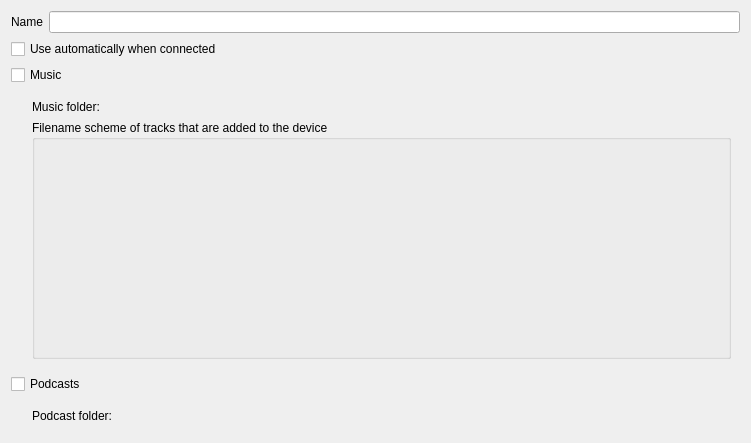
Qt form src/core-impl/collections/umscollection/UmsConfiguration.ui (KDE/amarok) before a commit.
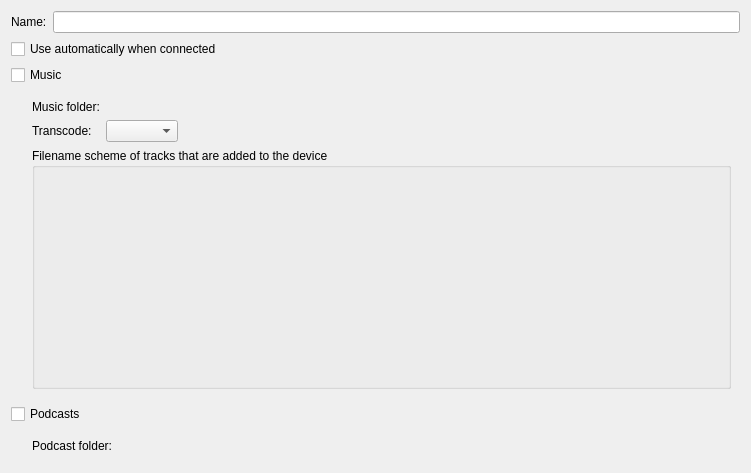
The same form after that commit. Custom widgets are drawn as their Qt base class.

Commit message:
Transcoding for UMS collection, yay!
+ a couple of very small fixes to UmsCollection.

FEATURES:
 * Support for transcoding when copying tracks to USB Mass Storage devices;
   per-device transcoding preference can be saved, too.

FIXED-IN: 2.6
DIGEST: Feature: Amarok is now capable of transcoding music when copying it
                 to USB Mass Storage devices.

```diff
--- a/src/core-impl/collections/umscollection/UmsConfiguration.ui
+++ b/src/core-impl/collections/umscollection/UmsConfiguration.ui
@@ -7,7 +7,7 @@
     <x>0</x>
     <y>0</y>
     <width>751</width>
-    <height>443</height>
+    <height>473</height>
    </rect>
   </property>
   <property name="minimumSize">
@@ -25,7 +25,7 @@
      <item>
       <widget class="QLabel" name="label">
        <property name="text">
-        <string>Name</string>
+        <string>Name:</string>
        </property>
       </widget>
      </item>
@@ -84,47 +84,21 @@
          <verstretch>0</verstretch>
         </sizepolicy>
        </property>
-       <layout class="QVBoxLayout" name="verticalLayout_2">
-        <item>
-         <layout class="QHBoxLayout" name="horizontalLayout_4">
-          <item>
+       <layout class="QFormLayout" name="formLayout">
+        <property name="fieldGrowthPolicy">
+         <enum>QFormLayout::ExpandingFieldsGrow</enum>
+        </property>
+        <item row="0" column="0">
            <widget class="QLabel" name="label_4">
-            <property name="sizePolicy">
-             <sizepolicy hsizetype="Minimum" vsizetype="Minimum">
-              <horstretch>0</horstretch>
-              <verstretch>0</verstretch>
-             </sizepolicy>
-            </property>
-            <property name="minimumSize">
-             <size>
-              <width>200</width>
-              <height>10</height>
-             </size>
-            </property>
             <property name="text">
              <string>Music folder:</string>
             </property>
            </widget>
           </item>
-          <item>
-           <widget class="KUrlRequester" name="m_musicFolder">
-            <property name="sizePolicy">
-             <sizepolicy hsizetype="Minimum" vsizetype="Minimum">
-              <horstretch>0</horstretch>
-              <verstretch>0</verstretch>
-             </sizepolicy>
-            </property>
-            <property name="minimumSize">
-             <size>
-              <width>100</width>
-              <height>0</height>
-             </size>
-            </property>
-           </widget>
-          </item>
-         </layout>
-        </item>
-        <item>
+        <item row="0" column="1">
+         <widget class="KUrlRequester" name="m_musicFolder"/>
+        </item>
+        <item row="2" column="0" colspan="2">
          <widget class="QGroupBox" name="m_filenameSchemeBox">
           <property name="sizePolicy">
            <sizepolicy hsizetype="Minimum" vsizetype="MinimumExpanding">
@@ -137,6 +111,16 @@
           </property>
          </widget>
         </item>
+        <item row="1" column="0">
+         <widget class="QLabel" name="m_transcodeLabel">
+          <property name="text">
+           <string>Transcode:</string>
+          </property>
+         </widget>
+        </item>
+        <item row="1" column="1">
+         <widget class="Transcoding::SelectConfigWidget" name="m_transcodeConfig"/>
+        </item>
        </layout>
       </widget>
      </item>
@@ -185,23 +169,12 @@
          <verstretch>0</verstretch>
         </sizepolicy>
        </property>
-       <layout class="QVBoxLayout" name="verticalLayout">
-        <item>
-         <layout class="QHBoxLayout" name="horizontalLayout">
-          <item>
+       <layout class="QFormLayout" name="formLayout_2">
+        <property name="fieldGrowthPolicy">
+         <enum>QFormLayout::ExpandingFieldsGrow</enum>
+        </property>
+        <item row="0" column="0">
            <widget class="QLabel" name="label_3">
-            <property name="sizePolicy">
-             <sizepolicy hsizetype="Minimum" vsizetype="Minimum">
-              <horstretch>0</horstretch>
-              <verstretch>0</verstretch>
-             </sizepolicy>
-            </property>
-            <property name="minimumSize">
-             <size>
-              <width>200</width>
-              <height>10</height>
-             </size>
-            </property>
             <property name="frameShape">
              <enum>QFrame::NoFrame</enum>
             </property>
@@ -210,23 +183,8 @@
             </property>
            </widget>
           </item>
-          <item>
-           <widget class="KUrlRequester" name="m_podcastFolder">
-            <property name="sizePolicy">
-             <sizepolicy hsizetype="Minimum" vsizetype="Minimum">
-              <horstretch>0</horstretch>
-              <verstretch>0</verstretch>
-             </sizepolicy>
-            </property>
-            <property name="minimumSize">
-             <size>
-              <width>100</width>
-              <height>0</height>
-             </size>
-            </property>
-           </widget>
-          </item>
-         </layout>
+        <item row="0" column="1">
+         <widget class="KUrlRequester" name="m_podcastFolder"/>
         </item>
        </layout>
       </widget>
@@ -242,6 +200,11 @@
    <header>kurlrequester.h</header>
    <container>1</container>
   </customwidget>
+  <customwidget>
+   <class>Transcoding::SelectConfigWidget</class>
+   <extends>QComboBox</extends>
+   <header>transcoding/TranscodingSelectConfigWidget.h</header>
+  </customwidget>
  </customwidgets>
  <resources/>
  <connections>
```
Lines whose indentation alone changed are shown as unchanged. The commit also changes 8 other files.
